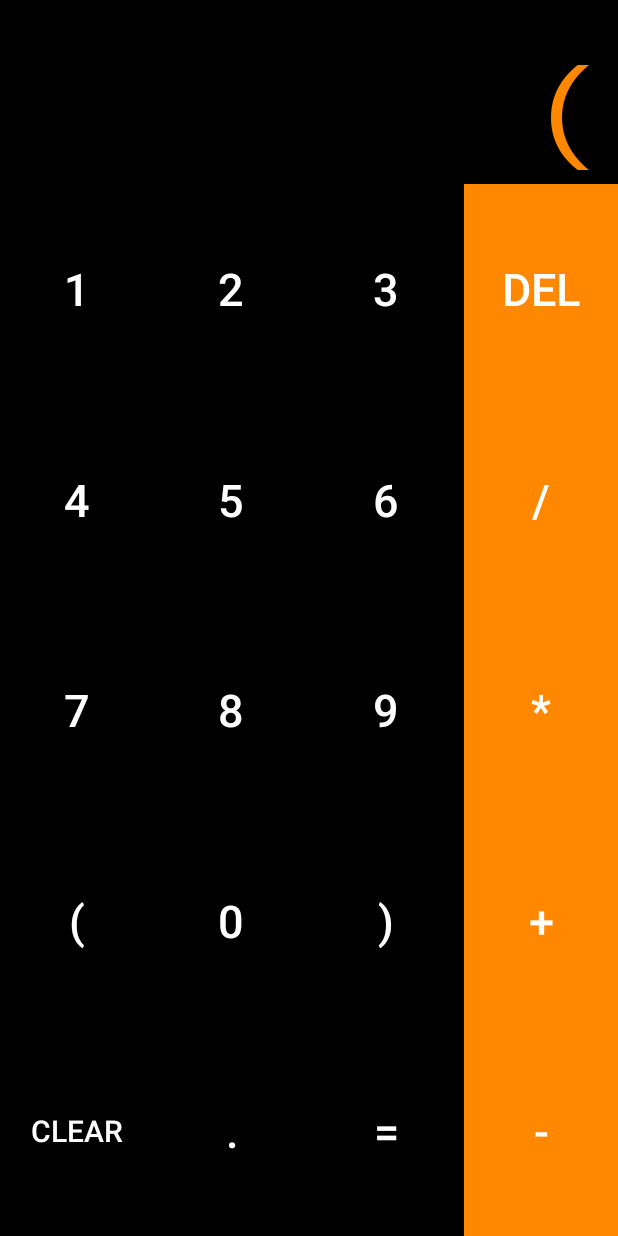
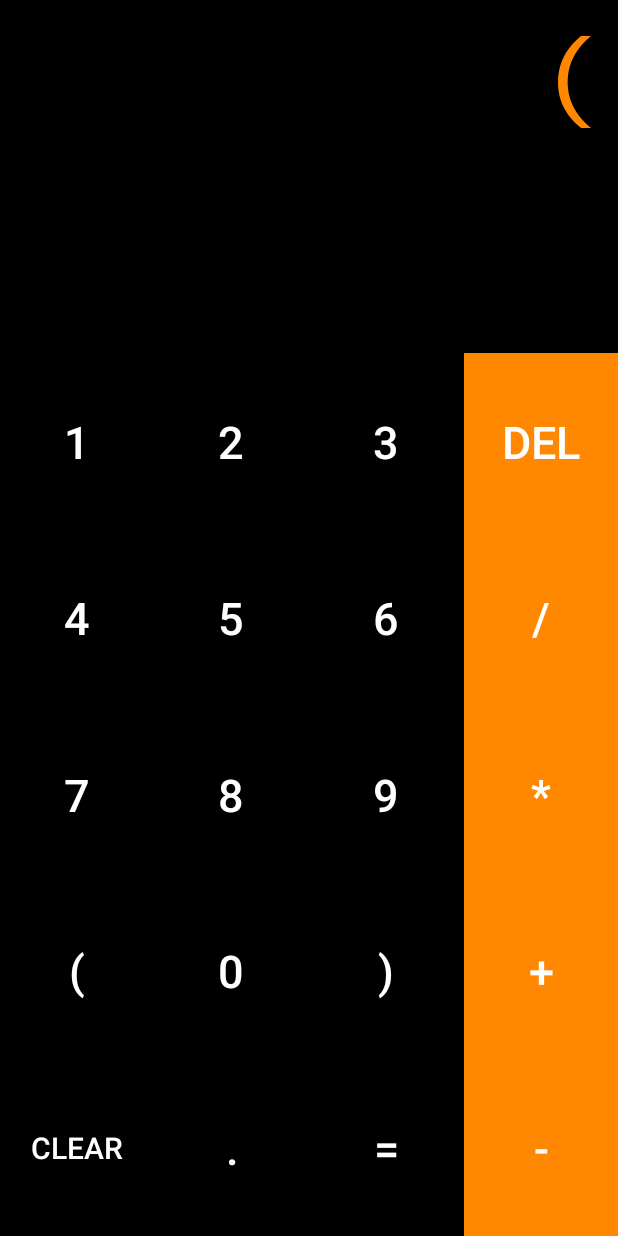
Before and after one commit to pankajchanda94/Android, an Android app: the screen it shows after launch (MainActivity), after a tap on an icon or button, on a phone screen of 412 x 824 dp. Run offline under Robolectric (Android 15) with nearby library versions, the phone set to English and light mode, and no system bars.

Commit message:
added double textbox for live calculations but not using one comminting just so everythng is commited before i make change

```diff
--- a/app/src/main/java/com/example/pcchanda/Calculator/calculate_postfix.java
+++ b/app/src/main/java/com/example/pcchanda/Calculator/calculate_postfix.java
@@ -30,7 +30,7 @@ public class calculate_postfix {
             } else if (post_to_infix.isOprator(arrlist.get(i))) {
 
                 b = (double) result.pop();
-                if(!result.isEmpty())//top
+
                 a = (double) result.pop();
                 result.push(calculate_postfix.math(a, b, arrlist.get(i)));
 
--- a/app/src/main/java/com/example/pcchanda/myapplication/MainActivity.java
+++ b/app/src/main/java/com/example/pcchanda/myapplication/MainActivity.java
@@ -1,17 +1,13 @@
 package com.example.pcchanda.myapplication;
 
-import android.content.Intent;
-import android.icu.text.DecimalFormat;
-import android.support.annotation.StringDef;
 import android.support.v7.app.AppCompatActivity;
 import android.os.Bundle;
-import android.support.v7.widget.SwitchCompat;
 import android.text.method.ScrollingMovementMethod;
 import android.util.Log;
+import android.view.Gravity;
 import android.view.View;
 import android.widget.Button;
 import android.widget.TextView;
-import android.widget.Toast;
 import android.view.View.OnClickListener;
 import com.example.pcchanda.Calculator.*;
 
@@ -22,10 +18,10 @@ public class MainActivity extends AppCompatActivity {
 
 
     TextView textBox;
-
+    boolean equalFlag = false;
 
     Calculator calcu ;
-    Boolean equalFlag = false;
+    Boolean errorFlag = false;
 
     Double result = 0.0;
     appendTextToTextView textbox ;
@@ -96,12 +92,20 @@ public class MainActivity extends AppCompatActivity {
         public void onClick(View v) {
 
             textBox.setMovementMethod(new ScrollingMovementMethod());
-           if(equalFlag)
-           {
-               textBox.setText("");
-               equalFlag = false;
-               textBox.setTextSize(80);
-           }
+               textBox.setTextSize(70);
+
+
+            if(equalFlag)
+            {
+
+                equalFlag = false;
+            }
+
+if(errorFlag )
+{
+    textBox.setText("");
+    errorFlag = false;
+}
 
 
         switch (v.getId())
@@ -150,7 +154,7 @@ public class MainActivity extends AppCompatActivity {
                 break;
             case R.id.equal:
                try {
-
+                    equalFlag= true;
                    if(textBox.getText().toString().equals("142+1"))
                    {
                        shomylove sholove = new shomylove();
@@ -159,15 +163,17 @@ public class MainActivity extends AppCompatActivity {
                    /*DecimalFormat dc = new DecimalFormat();
                    dc.setMaximumFractionDigits(5);*/
                    textBox.setTextSize(40);
-                   equalFlag = true;
+
                 //   Log.d("adsfa",dc.format(calcu.Calculate(textBox.getText().toString()).toString()));
                   Log.d("dfsd","asdfasdf");
+
                    textBox.setText(calcu.Calculate(textBox.getText().toString()));
 
 
                }
                catch (Exception e){
                    Log.d("stack trace",e.toString());
+                   errorFlag= true;
                 textBox.setText("Dude enter properly");
             }
                 //textBox.setText();
--- a/app/src/main/res/layout/activity_main.xml
+++ b/app/src/main/res/layout/activity_main.xml
@@ -10,14 +10,13 @@
     tools:layout_editor_absoluteY="81dp">
 
     <TextView
-        android:id="@+id/textBox"
+        android:id="@+id/textBox0"
         android:layout_width="0dp"
-        android:layout_height="wrap_content"
+        android:layout_height="0dp"
         android:layout_marginEnd="8dp"
         android:layout_marginLeft="8dp"
         android:layout_marginRight="8dp"
         android:layout_marginStart="8dp"
-        android:layout_marginTop="16dp"
         android:background="@android:color/background_dark"
         android:ellipsize="start"
         android:fontFamily="monospace"
@@ -28,7 +27,32 @@
         android:singleLine="true"
         android:textColor="@android:color/holo_orange_dark"
         android:textDirection="anyRtl"
-        android:textSize="80sp"
+        android:textSize="70sp"
+        app:layout_constraintBottom_toTopOf="@+id/two"
+        app:layout_constraintHorizontal_bias="0.0"
+        app:layout_constraintLeft_toLeftOf="parent"
+        app:layout_constraintRight_toRightOf="parent"
+        app:layout_constraintTop_toBottomOf="@+id/textBox" />
+
+    <TextView
+        android:id="@+id/textBox"
+        android:layout_width="0dp"
+        android:layout_height="0dp"
+        android:layout_marginEnd="8dp"
+        android:layout_marginLeft="8dp"
+        android:layout_marginRight="8dp"
+        android:layout_marginStart="8dp"
+        android:background="@color/colorPrimaryDark"
+        android:ellipsize="start"
+        android:fontFamily="monospace"
+        android:gravity="right"
+        android:maxLines="1"
+        android:singleLine="true"
+        android:scrollHorizontally="true"
+        android:scrollbars="horizontal"
+        android:textColor="@android:color/holo_orange_dark"
+        app:layout_constraintBottom_toTopOf="@+id/textBox0"
+        app:layout_constraintHorizontal_bias="1.0"
         app:layout_constraintLeft_toLeftOf="parent"
         app:layout_constraintRight_toRightOf="parent"
         app:layout_constraintTop_toTopOf="parent" />
@@ -162,7 +186,7 @@
         app:layout_constraintBottom_toTopOf="@+id/five"
         app:layout_constraintLeft_toRightOf="@+id/one"
         app:layout_constraintRight_toLeftOf="@+id/three"
-        app:layout_constraintTop_toBottomOf="@+id/textBox" />
+        app:layout_constraintTop_toBottomOf="@+id/textBox0" />
 
     <Button
         android:id="@+id/one"
@@ -175,7 +199,7 @@
         app:layout_constraintBottom_toTopOf="@+id/four"
         app:layout_constraintLeft_toLeftOf="parent"
         app:layout_constraintRight_toLeftOf="@+id/two"
-        app:layout_constraintTop_toBottomOf="@+id/textBox" />
+        app:layout_constraintTop_toBottomOf="@+id/textBox0" />
 
     <Button
         android:id="@+id/three"
@@ -188,7 +212,7 @@
         app:layout_constraintBottom_toTopOf="@+id/six"
         app:layout_constraintLeft_toRightOf="@+id/two"
         app:layout_constraintRight_toLeftOf="@+id/del"
-        app:layout_constraintTop_toBottomOf="@+id/textBox" />
+        app:layout_constraintTop_toBottomOf="@+id/textBox0" />
 
     <Button
         android:id="@+id/del"
@@ -201,7 +225,7 @@
         app:layout_constraintBottom_toTopOf="@+id/devide"
         app:layout_constraintLeft_toRightOf="@+id/three"
         app:layout_constraintRight_toRightOf="parent"
-        app:layout_constraintTop_toBottomOf="@+id/textBox" />
+        app:layout_constraintTop_toBottomOf="@+id/textBox0" />
 
     <Button
         android:id="@+id/eight"
```
